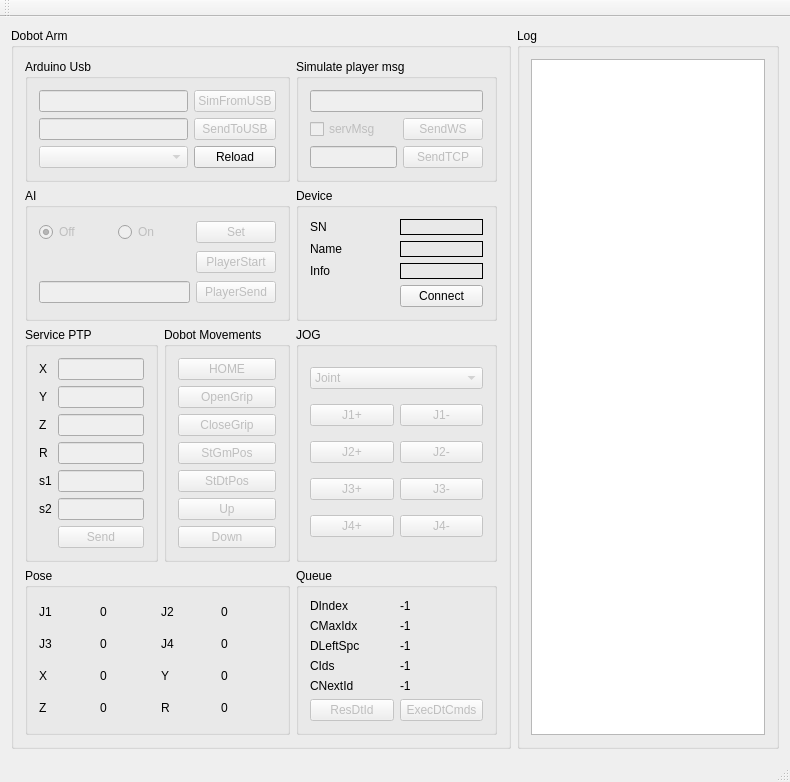
Qt form mainwindow.ui (marianexyx/DobotChess) before a commit.
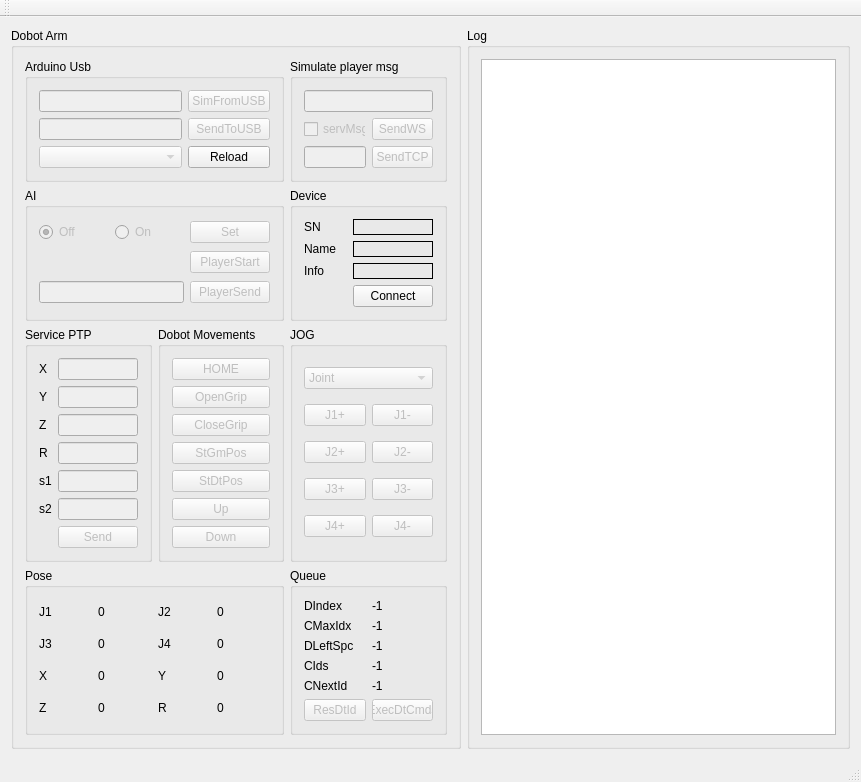
The same form after that commit.

```diff
--- a/mainwindow.ui
+++ b/mainwindow.ui
@@ -6,8 +6,8 @@
    <rect>
     <x>0</x>
     <y>0</y>
-    <width>790</width>
-    <height>734</height>
+    <width>861</width>
+    <height>737</height>
    </rect>
   </property>
   <property name="windowTitle">
@@ -17,6 +17,24 @@
    <layout class="QGridLayout" name="gridLayout_4">
     <item row="0" column="3">
      <widget class="QGroupBox" name="log">
+      <property name="sizePolicy">
+       <sizepolicy hsizetype="Preferred" vsizetype="Preferred">
+        <horstretch>0</horstretch>
+        <verstretch>0</verstretch>
+       </sizepolicy>
+      </property>
+      <property name="minimumSize">
+       <size>
+        <width>100</width>
+        <height>0</height>
+       </size>
+      </property>
+      <property name="baseSize">
+       <size>
+        <width>500</width>
+        <height>0</height>
+       </size>
+      </property>
       <property name="title">
        <string>Log</string>
       </property>
@@ -34,8 +52,26 @@
       </layout>
      </widget>
     </item>
-    <item row="0" column="0" colspan="2">
+    <item row="0" column="0">
      <widget class="QGroupBox" name="groupBox_5">
+      <property name="sizePolicy">
+       <sizepolicy hsizetype="Fixed" vsizetype="Preferred">
+        <horstretch>0</horstretch>
+        <verstretch>0</verstretch>
+       </sizepolicy>
+      </property>
+      <property name="minimumSize">
+       <size>
+        <width>0</width>
+        <height>0</height>
+       </size>
+      </property>
+      <property name="maximumSize">
+       <size>
+        <width>450</width>
+        <height>16777215</height>
+       </size>
+      </property>
       <property name="title">
        <string>Dobot Arm</string>
       </property>
```
Left out of the diff: 578 changed lines with no effect on the pictures.
